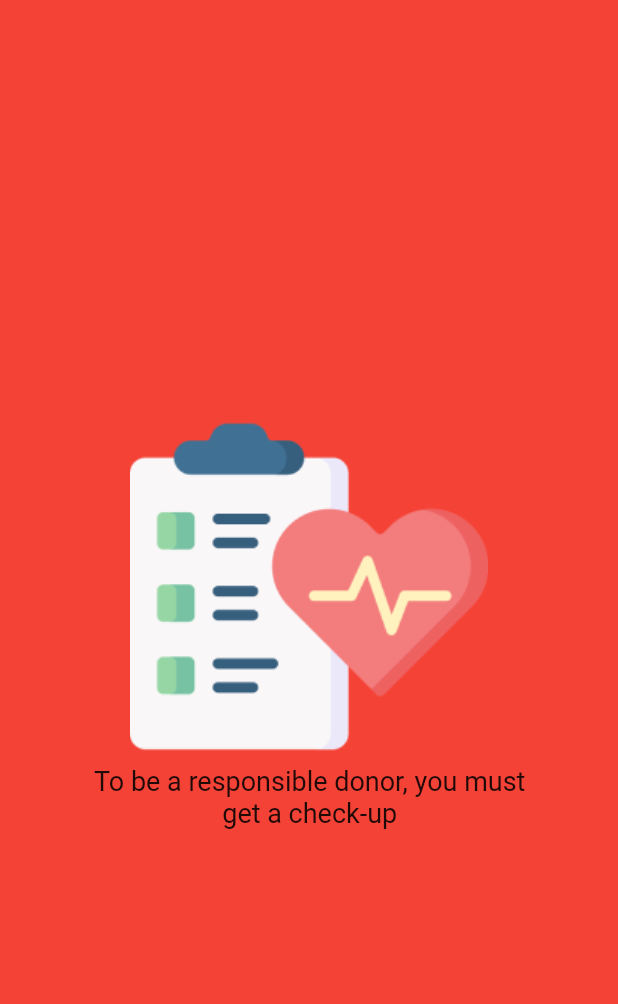
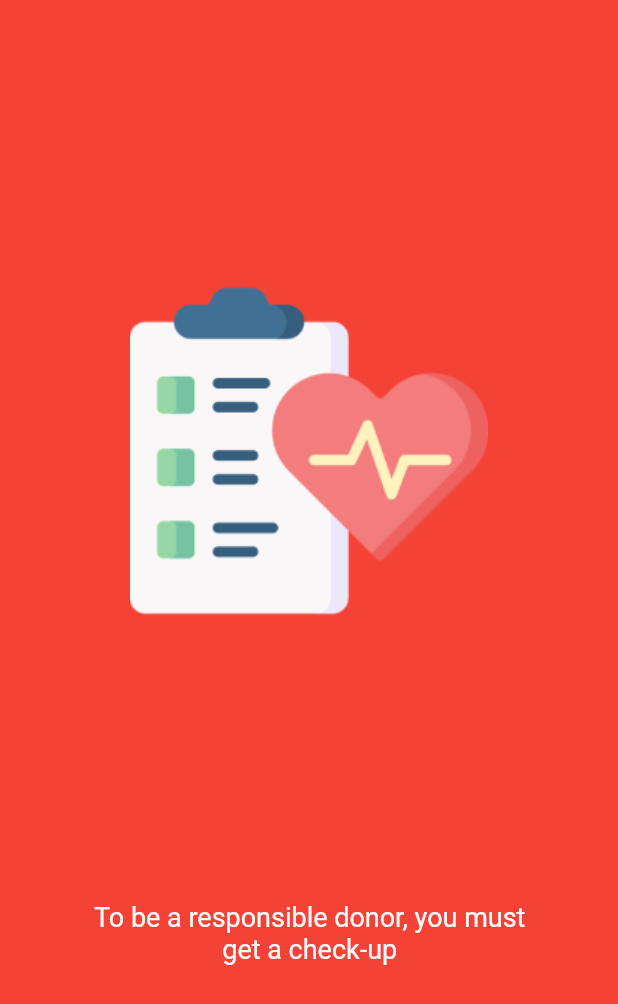
Before and after one commit to hrithikwins/bloodbank_app, a Flutter app: the screen it shows after launch, on a phone screen of 412 x 824 dp. Shown: the top 1004 px of the screen. Run offline on Flutter 3.47's test engine with Material 2 defaults, Android fonts, the phone set to English and light mode, and no system bars.

Commit message:
spaced evenly

```diff
--- a/lib/screens/onboarding1.dart
+++ b/lib/screens/onboarding1.dart
@@ -12,12 +12,13 @@ class MyHomePage extends StatelessWidget {
       body: SafeArea(
         child: Container(
           color: Colors.red,
-          child: Center(
           child: Column(
-              mainAxisAlignment: MainAxisAlignment.center,
+            mainAxisAlignment: MainAxisAlignment.spaceEvenly,
             children: [
-                Image.asset(
+              Container(
+                child: Image.asset(
                   "assets/health-check.png",
+                ),
               ),
               Container(
                 padding: EdgeInsets.only(
@@ -29,6 +30,7 @@ class MyHomePage extends StatelessWidget {
                   textAlign: TextAlign.center,
                   style: TextStyle(
                     fontSize: 18,
+                    color: Colors.white,
                   ),
                 ),
               )
@@ -36,7 +38,6 @@ class MyHomePage extends StatelessWidget {
           ),
         ),
       ),
-      ),
     );
   }
 }
```
Lines whose indentation alone changed are shown as unchanged.
